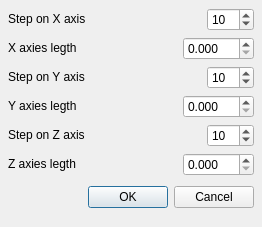
cnr-isti-vclab/meshlab, file src/meshlab/ui/decimatorDialog.ui: the form before one commit.
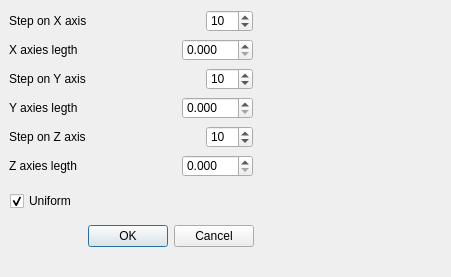
The form after the commit. Icons and pictures are not drawn.

Commit message: Addaed Uniform checkbox

What changed in the file:
```diff
--- a/src/meshlab/ui/decimatorDialog.ui
+++ b/src/meshlab/ui/decimatorDialog.ui
@@ -8,21 +8,25 @@
    <rect>
     <x>0</x>
     <y>0</y>
-    <width>262</width>
-    <height>227</height>
+    <width>451</width>
+    <height>277</height>
    </rect>
   </property>
   <property name="windowTitle" >
    <string>Dialog</string>
   </property>
-  <layout class="QGridLayout" >
-   <property name="margin" >
-    <number>8</number>
-   </property>
-   <property name="spacing" >
-    <number>6</number>
+  <property name="windowIcon" >
+   <iconset>..\images\eye128.png</iconset>
+  </property>
+  <widget class="QWidget" name="" >
+   <property name="geometry" >
+    <rect>
+     <x>9</x>
+     <y>39</y>
+     <width>244</width>
+     <height>22</height>
+    </rect>
    </property>
-   <item row="1" column="0" >
     <layout class="QHBoxLayout" >
      <property name="margin" >
       <number>0</number>
@@ -64,8 +68,16 @@
       </widget>
      </item>
     </layout>
-   </item>
-   <item row="6" column="0" >
+  </widget>
+  <widget class="QWidget" name="" >
+   <property name="geometry" >
+    <rect>
+     <x>10</x>
+     <y>220</y>
+     <width>244</width>
+     <height>33</height>
+    </rect>
+   </property>
     <layout class="QHBoxLayout" >
      <property name="margin" >
       <number>0</number>
@@ -101,8 +113,16 @@
       </widget>
      </item>
     </layout>
-   </item>
-   <item row="0" column="0" >
+  </widget>
+  <widget class="QWidget" name="" >
+   <property name="geometry" >
+    <rect>
+     <x>9</x>
+     <y>10</y>
+     <width>244</width>
+     <height>22</height>
+    </rect>
+   </property>
     <layout class="QHBoxLayout" >
      <property name="margin" >
       <number>0</number>
@@ -150,8 +170,16 @@
       </widget>
      </item>
     </layout>
-   </item>
-   <item row="2" column="0" >
+  </widget>
+  <widget class="QWidget" name="" >
+   <property name="geometry" >
+    <rect>
+     <x>9</x>
+     <y>68</y>
+     <width>244</width>
+     <height>22</height>
+    </rect>
+   </property>
     <layout class="QHBoxLayout" >
      <property name="margin" >
       <number>0</number>
@@ -199,8 +227,16 @@
       </widget>
      </item>
     </layout>
-   </item>
-   <item row="5" column="0" >
+  </widget>
+  <widget class="QWidget" name="" >
+   <property name="geometry" >
+    <rect>
+     <x>9</x>
+     <y>155</y>
+     <width>244</width>
+     <height>22</height>
+    </rect>
+   </property>
     <layout class="QHBoxLayout" >
      <property name="margin" >
       <number>0</number>
@@ -242,8 +278,16 @@
       </widget>
      </item>
     </layout>
-   </item>
-   <item row="3" column="0" >
+  </widget>
+  <widget class="QWidget" name="" >
+   <property name="geometry" >
+    <rect>
+     <x>9</x>
+     <y>97</y>
+     <width>244</width>
+     <height>22</height>
+    </rect>
+   </property>
     <layout class="QHBoxLayout" >
      <property name="margin" >
       <number>0</number>
@@ -285,8 +329,16 @@
       </widget>
      </item>
     </layout>
-   </item>
-   <item row="4" column="0" >
+  </widget>
+  <widget class="QWidget" name="" >
+   <property name="geometry" >
+    <rect>
+     <x>9</x>
+     <y>126</y>
+     <width>244</width>
+     <height>22</height>
+    </rect>
+   </property>
     <layout class="QHBoxLayout" >
      <property name="margin" >
       <number>0</number>
@@ -334,8 +386,48 @@
       </widget>
      </item>
     </layout>
-   </item>
-  </layout>
+  </widget>
+  <widget class="QWidget" name="" >
+   <property name="geometry" >
+    <rect>
+     <x>10</x>
+     <y>190</y>
+     <width>241</width>
+     <height>22</height>
+    </rect>
+   </property>
+   <layout class="QHBoxLayout" >
+    <property name="margin" >
+     <number>0</number>
+    </property>
+    <property name="spacing" >
+     <number>6</number>
+    </property>
+    <item>
+     <widget class="QCheckBox" name="Uniform" >
+      <property name="text" >
+       <string>Uniform</string>
+      </property>
+      <property name="checked" >
+       <bool>true</bool>
+      </property>
+     </widget>
+    </item>
+    <item>
+     <spacer>
+      <property name="orientation" >
+       <enum>Qt::Horizontal</enum>
+      </property>
+      <property name="sizeHint" >
+       <size>
+        <width>40</width>
+        <height>20</height>
+       </size>
+      </property>
+     </spacer>
+    </item>
+   </layout>
+  </widget>
  </widget>
  <pixmapfunction></pixmapfunction>
  <resources/>
```
Left out of the diff: 2 changed lines with no effect on the pictures. Lines whose indentation alone changed are shown as unchanged.
